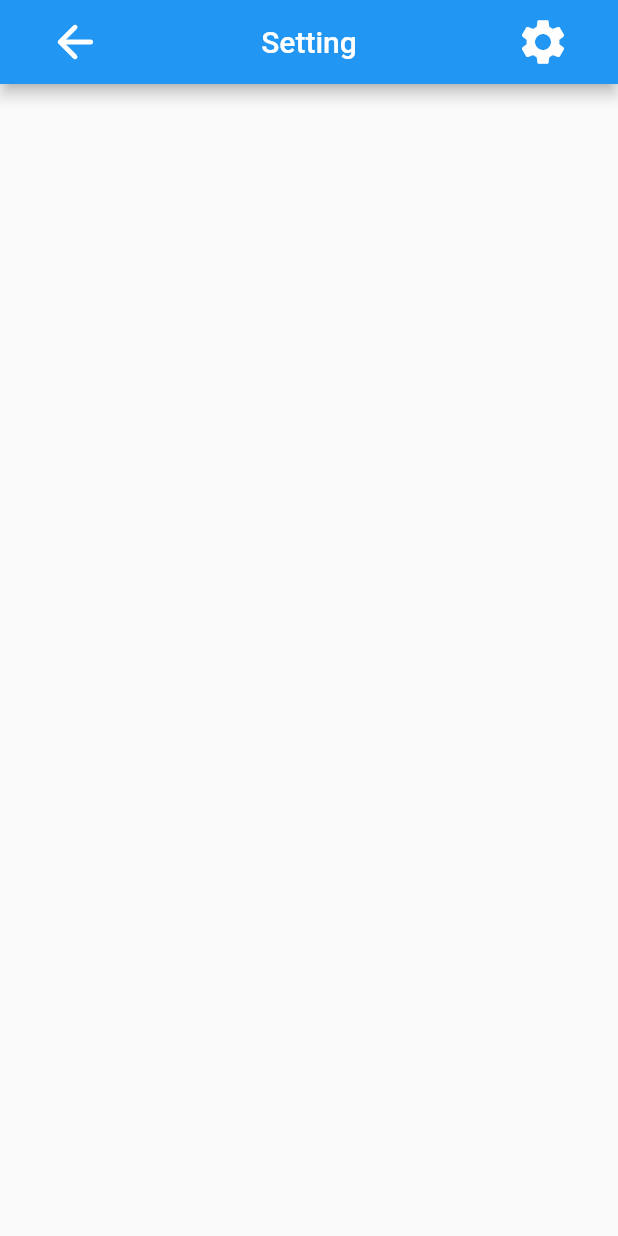
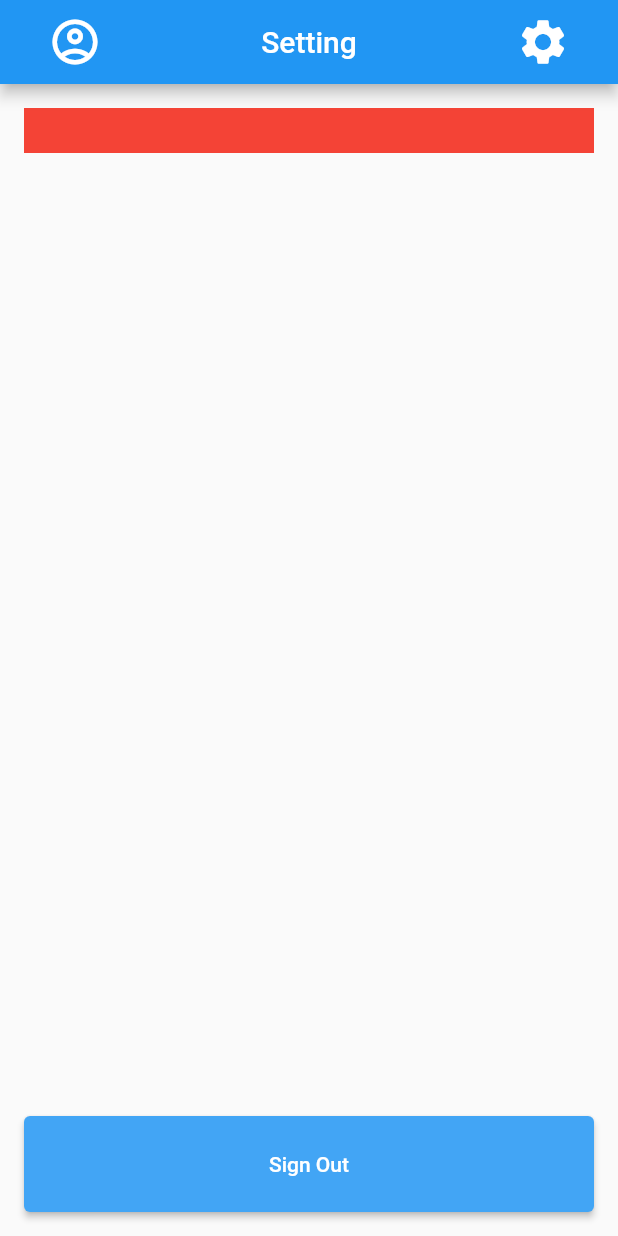
Before and after one commit to korkeng/flutter-sample-app, a Flutter app: the SettingPage screen opened directly, after a tap on the "settings" icon, on a phone screen of 412 x 824 dp. Run offline on Flutter 3.47's test engine with Material 2 defaults, Android fonts, the phone set to English and light mode, and no system bars.

Commit message:
Clean action and leading appbar

```diff
--- a/lib/src/components/custom_appbar.dart
+++ b/lib/src/components/custom_appbar.dart
@@ -1,5 +1,4 @@
 import 'package:flutter/material.dart';
-import 'package:sample_app/src/pages/setting_page.dart';
 
 class CustomAppBar extends AppBar {
   //final BuildContext context;
@@ -7,38 +6,25 @@ class CustomAppBar extends AppBar {
   CustomAppBar({
     Key? key,
     String? title,
-    Widget? leading,
-    List<Widget>? actions,
     bool? centerTitle,
-    required BuildContext context,
   }) : super(
           key: key,
           title: Text(title ?? ''),
           centerTitle: centerTitle ?? true,
-          leading: leading ??
-              Padding(
-                padding: const EdgeInsets.only(left: 24),
-                child: IconButton(
-                  iconSize: 36,
-                  icon: const Icon(Icons.arrow_back_rounded),
-                  onPressed: () {
-                    Navigator.pop(context);
-                  },
-                ),
-              ),
+          leading: Padding(
+            padding: const EdgeInsets.only(left: 24),
+            child: IconButton(
+              iconSize: 36,
+              icon: const Icon(Icons.account_circle_outlined),
+              onPressed: () {},
+            ),
+          ),
           actions: [
             Padding(
               padding: const EdgeInsets.only(right: 24),
               child: IconButton(
                 iconSize: 36,
-                onPressed: () {
-                  Navigator.push(
-                    context,
-                    MaterialPageRoute(
-                      builder: (BuildContext context) => const SettingPage(),
-                    ),
-                  );
-                },
+                onPressed: () {},
                 icon: const Icon(Icons.settings),
               ),
             ),
--- a/lib/src/pages/main_page.dart
+++ b/lib/src/pages/main_page.dart
@@ -16,16 +16,6 @@ class _MainPageState extends State<MainPage> {
     return Scaffold(
       appBar: CustomAppBar(
         title: 'Air Conditioning Circuit',
-        context: context,
-        leading: Padding(
-          padding: const EdgeInsets.only(left: 24),
-          child: IconButton(
-            iconSize: 36,
-            icon: const Icon(Icons.account_circle_outlined),
-            // ignore: avoid_returning_null_for_void
-            onPressed: () => null,
-          ),
-        ),
       ),
       body: SafeArea(
         child: Padding(
--- a/lib/src/pages/setting_page.dart
+++ b/lib/src/pages/setting_page.dart
@@ -13,8 +13,33 @@ class _SettingPageState extends State<SettingPage> {
   Widget build(BuildContext context) {
     return Scaffold(
       appBar: CustomAppBar(
-        context: context,
         title: 'Setting',
+      ),
+      body: SafeArea(
+        minimum: const EdgeInsets.all(16),
+        child: Column(
+          mainAxisAlignment: MainAxisAlignment.spaceBetween,
+          children: [
+            Container(
+              color: Colors.red,
+              height: 30,
+            ),
+            ElevatedButton(
+              onPressed: () {},
+              style: ButtonStyle(
+                backgroundColor: MaterialStateProperty.all(
+                  Colors.blue.shade400,
+                ),
+              ),
+              child: Container(
+                alignment: Alignment.center,
+                height: 64,
+                width: double.infinity,
+                child: const Text('Sign Out'),
+              ),
+            ),
+          ],
+        ),
       ),
     );
   }
```
